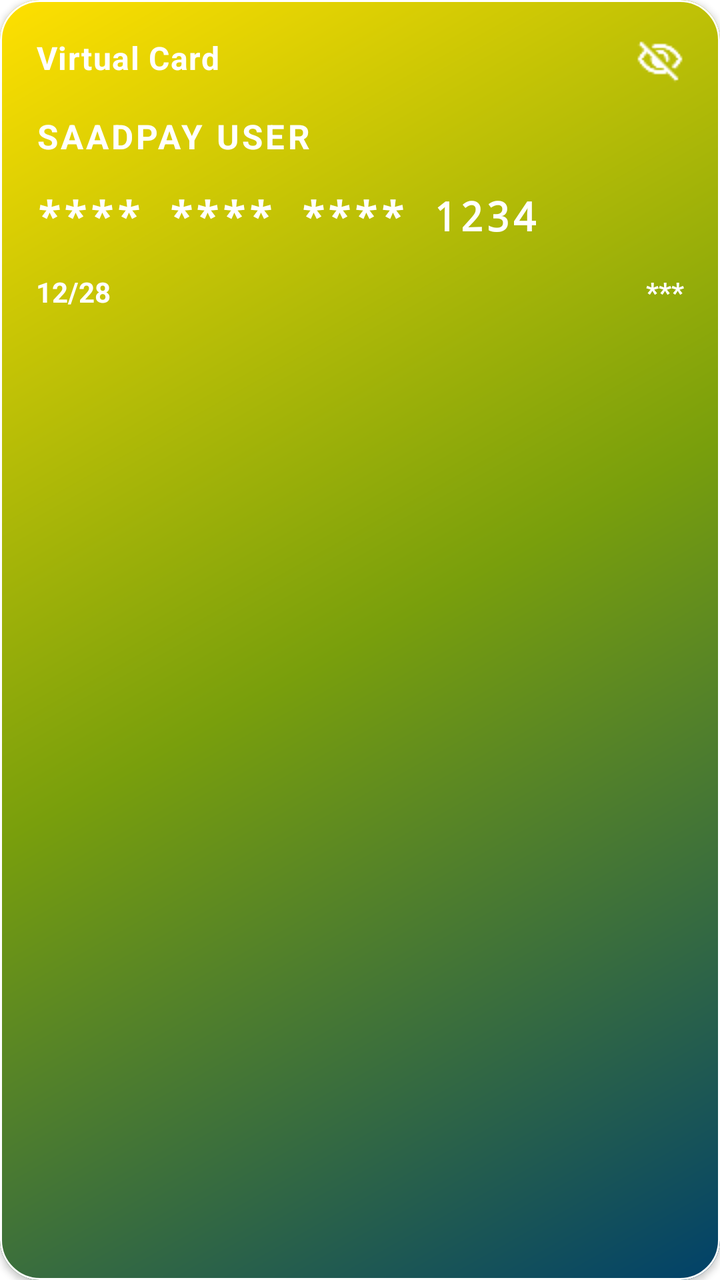
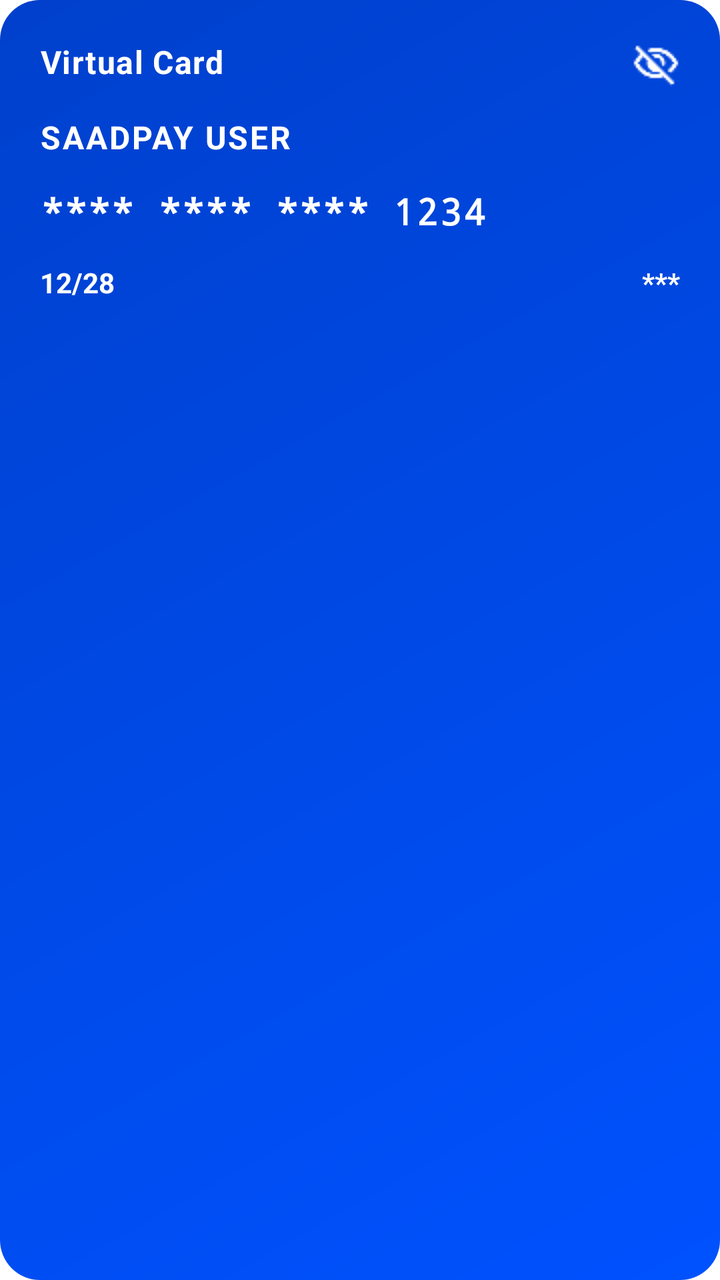

An Android layout rendered at two revisions. The XML below is the earlier revision; the diff shows what the commit changed to produce the second picture.
<!-- AndroidManifest.xml: application theme Theme.SaadPay -->
<!-- res/layout/item_card.xml -->
<?xml version="1.0" encoding="utf-8"?>
<com.google.android.material.card.MaterialCardView
    xmlns:android="http://schemas.android.com/apk/res/android"
    xmlns:app="http://schemas.android.com/apk/res-auto"
    android:layout_width="match_parent"
    android:layout_height="match_parent"
    android:layout_marginHorizontal="12dp"
    app:cardCornerRadius="20dp"
    app:cardElevation="2dp"
    app:strokeColor="@color/white"
    app:strokeWidth="1dp"
    app:shapeAppearanceOverlay="@style/ShapeAppearance.SaadPay.Card">

        <RelativeLayout
            android:layout_width="match_parent"
            android:layout_height="match_parent"
            android:background="@drawable/bg_card_gradient"
            android:padding="18dp">

                <TextView
                    android:id="@+id/cardType"
                    android:layout_width="wrap_content"
                    android:layout_height="wrap_content"
                    android:text="Virtual Card"
                    android:textColor="@android:color/white"
                    android:textStyle="bold"
                    android:textSize="16sp"
                    android:letterSpacing="0.03" />

                <ImageView
                    android:id="@+id/eyeIcon"
                    android:layout_width="24dp"
                    android:layout_height="24dp"
                    android:layout_alignParentEnd="true"
                    android:src="@drawable/ic_eye_closed"
                    app:tint="@android:color/white" />

                <TextView
                    android:id="@+id/cardUserName"
                    android:layout_width="wrap_content"
                    android:layout_height="wrap_content"
                    android:layout_below="@id/cardType"
                    android:layout_marginTop="17dp"
                    android:text="SAADPAY USER"
                    android:textSize="17sp"
                    android:textStyle="bold"
                    android:textColor="@android:color/white"
                    android:letterSpacing="0.08" />

                <TextView
                    android:id="@+id/cardNumber"
                    android:layout_width="0dp"
                    android:layout_height="wrap_content"
                    android:layout_below="@id/cardUserName"
                    android:layout_marginTop="15dp"
                    android:layout_alignParentStart="true"
                    android:layout_alignParentEnd="true"
                    android:maxLines="1"
                    android:ellipsize="end"
                    android:textSize="20sp"
                    android:textColor="@android:color/white"
                    android:textStyle="bold"
                    android:typeface="monospace"
                    android:letterSpacing="0.06"
                    android:text="**** **** **** 1234" />

                <TextView
                    android:id="@+id/cardExpiry"
                    android:layout_width="wrap_content"
                    android:layout_height="wrap_content"
                    android:layout_below="@id/cardNumber"
                    android:layout_alignParentStart="true"
                    android:layout_marginTop="15dp"
                    android:text="12/28"
                    android:textColor="@android:color/white"
                    android:textStyle="bold"
                    android:textSize="14sp" />

                <TextView
                    android:id="@+id/cardCvv"
                    android:layout_width="wrap_content"
                    android:layout_height="wrap_content"
                    android:layout_alignTop="@id/cardExpiry"
                    android:layout_alignParentEnd="true"
                    android:text="***"
                    android:textColor="@android:color/white"
                    android:textStyle="bold"
                    android:textSize="14sp" />

        </RelativeLayout>
</com.google.android.material.card.MaterialCardView>
<!-- resources referenced by this layout -->
<resources>
  <color name="white">#FFFFFF</color>
  <!-- drawable bg_card_gradient (drawable) -->
  <?xml version="1.0" encoding="utf-8"?>
  <shape xmlns:android="http://schemas.android.com/apk/res/android" android:shape="rectangle">
      <gradient
          android:startColor="#00416A"
          android:centerColor="#799F0C"
          android:endColor="#FFE000"
          android:angle="135"
          android:type="linear" />
  </shape>
  <!-- drawable ic_eye_closed: png bitmap (drawable, 756 bytes) -->
  <style name="ShapeAppearance.SaadPay.Card" parent="ShapeAppearance.Material3.MediumComponent">
          <item name="cornerFamily">rounded</item>
          <item name="cornerSize">20dp</item>
      </style>
  <style name="Theme.SaadPay" parent="Theme.Material3.DayNight.NoActionBar">
          <item name="colorPrimary">@color/primaryColor</item>
          <item name="colorPrimaryVariant">@color/primaryDarkColor</item>
          <item name="colorOnPrimary">#FFFFFF</item>
          <item name="android:statusBarColor" tools:targetApi="l">@color/primaryDarkColor</item>
          <item name="colorSecondary">@color/accentColor</item>
          <item name="colorOnSecondary">#FFFFFF</item>
          <item name="android:colorBackground">#FFFFFF</item>
          <item name="colorSurface">#FFFFFF</item>
      </style>
  <color name="primaryColor">#0052FF</color>
  <color name="primaryDarkColor">#0040CC</color>
  <color name="accentColor">#0052FF</color>
</resources>

<!-- the commit's change to res/layout/item_card.xml (unified diff, before → after) -->
@@ -4,88 +4,86 @@
     xmlns:app="http://schemas.android.com/apk/res-auto"
     android:layout_width="match_parent"
     android:layout_height="match_parent"
-    android:layout_marginHorizontal="12dp"
+    android:layout_marginHorizontal="4dp"
     app:cardCornerRadius="20dp"
-    app:cardElevation="2dp"
-    app:strokeColor="@color/white"
-    app:strokeWidth="1dp"
-    app:shapeAppearanceOverlay="@style/ShapeAppearance.SaadPay.Card">
+    app:cardElevation="0dp"
+    app:strokeWidth="0dp">
 
-        <RelativeLayout
-            android:layout_width="match_parent"
-            android:layout_height="match_parent"
-            android:background="@drawable/bg_card_gradient"
-            android:padding="18dp">
+    <RelativeLayout
+        android:layout_width="match_parent"
+        android:layout_height="match_parent"
+        android:background="@drawable/bg_card_gradient"
+        android:padding="20dp">
 
-                <TextView
-                    android:id="@+id/cardType"
-                    android:layout_width="wrap_content"
-                    android:layout_height="wrap_content"
-                    android:text="Virtual Card"
-                    android:textColor="@android:color/white"
-                    android:textStyle="bold"
-                    android:textSize="16sp"
-                    android:letterSpacing="0.03" />
+        <TextView
+            android:id="@+id/cardType"
+            android:layout_width="wrap_content"
+            android:layout_height="wrap_content"
+            android:text="Virtual Card"
+            android:textColor="@color/white"
+            android:textStyle="bold"
+            android:textSize="16sp"
+            android:letterSpacing="0.03" />
 
-                <ImageView
-                    android:id="@+id/eyeIcon"
-                    android:layout_width="24dp"
-                    android:layout_height="24dp"
-                    android:layout_alignParentEnd="true"
-                    android:src="@drawable/ic_eye_closed"
-                    app:tint="@android:color/white" />
+        <ImageView
+            android:id="@+id/eyeIcon"
+            android:layout_width="24dp"
+            android:layout_height="24dp"
+            android:layout_alignParentEnd="true"
+            android:src="@drawable/ic_eye_closed"
+            app:tint="@color/white" />
 
-                <TextView
-                    android:id="@+id/cardUserName"
-                    android:layout_width="wrap_content"
-                    android:layout_height="wrap_content"
-                    android:layout_below="@id/cardType"
-                    android:layout_marginTop="17dp"
-                    android:text="SAADPAY USER"
-                    android:textSize="17sp"
-                    android:textStyle="bold"
-                    android:textColor="@android:color/white"
-                    android:letterSpacing="0.08" />
+        <TextView
+            android:id="@+id/cardUserName"
+            android:layout_width="wrap_content"
+            android:layout_height="wrap_content"
+            android:layout_below="@id/cardType"
+            android:layout_marginTop="16dp"
+            android:text="SAADPAY USER"
+            android:textSize="16sp"
+            android:textStyle="bold"
+            android:textColor="@color/white"
+            android:letterSpacing="0.06" />
 
-                <TextView
-                    android:id="@+id/cardNumber"
-                    android:layout_width="0dp"
-                    android:layout_height="wrap_content"
-                    android:layout_below="@id/cardUserName"
-                    android:layout_marginTop="15dp"
-                    android:layout_alignParentStart="true"
-                    android:layout_alignParentEnd="true"
-                    android:maxLines="1"
-                    android:ellipsize="end"
-                    android:textSize="20sp"
-                    android:textColor="@android:color/white"
-                    android:textStyle="bold"
-                    android:typeface="monospace"
-                    android:letterSpacing="0.06"
-                    android:text="**** **** **** 1234" />
+        <TextView
+            android:id="@+id/cardNumber"
+            android:layout_width="0dp"
+            android:layout_height="wrap_content"
+            android:layout_below="@id/cardUserName"
+            android:layout_marginTop="14dp"
+            android:layout_alignParentStart="true"
+            android:layout_alignParentEnd="true"
+            android:maxLines="1"
+            android:ellipsize="end"
+            android:textSize="18sp"
+            android:textColor="@color/white"
+            android:textStyle="bold"
+            android:typeface="monospace"
+            android:letterSpacing="0.06"
+            android:text="**** **** **** 1234" />
 
-                <TextView
-                    android:id="@+id/cardExpiry"
-                    android:layout_width="wrap_content"
-                    android:layout_height="wrap_content"
-                    android:layout_below="@id/cardNumber"
-                    android:layout_alignParentStart="true"
-                    android:layout_marginTop="15dp"
-                    android:text="12/28"
-                    android:textColor="@android:color/white"
-                    android:textStyle="bold"
-                    android:textSize="14sp" />
+        <TextView
+            android:id="@+id/cardExpiry"
+            android:layout_width="wrap_content"
+            android:layout_height="wrap_content"
+            android:layout_below="@id/cardNumber"
+            android:layout_alignParentStart="true"
+            android:layout_marginTop="14dp"
+            android:text="12/28"
+            android:textColor="@color/white"
+            android:textStyle="bold"
+            android:textSize="14sp" />
 
-                <TextView
-                    android:id="@+id/cardCvv"
-                    android:layout_width="wrap_content"
-                    android:layout_height="wrap_content"
-                    android:layout_alignTop="@id/cardExpiry"
-                    android:layout_alignParentEnd="true"
-                    android:text="***"
-                    android:textColor="@android:color/white"
-                    android:textStyle="bold"
-                    android:textSize="14sp" />
+        <TextView
+            android:id="@+id/cardCvv"
+            android:layout_width="wrap_content"
+            android:layout_height="wrap_content"
+            android:layout_alignTop="@id/cardExpiry"
+            android:layout_alignParentEnd="true"
+            android:text="***"
+            android:textColor="@color/white"
+            android:textStyle="bold"
+            android:textSize="14sp" />
 
-        </RelativeLayout>
+    </RelativeLayout>
 </com.google.android.material.card.MaterialCardView>
<!-- resource entries referenced after the edit -->
@@ -3,19 +3,15 @@
   <color name="white">#FFFFFF</color>
   <!-- drawable bg_card_gradient (drawable) -->
   <?xml version="1.0" encoding="utf-8"?>
-  <shape xmlns:android="http://schemas.android.com/apk/res/android" android:shape="rectangle">
+  <shape xmlns:android="http://schemas.android.com/apk/res/android"
+      android:shape="rectangle">
       <gradient
-          android:startColor="#00416A"
-          android:centerColor="#799F0C"
-          android:endColor="#FFE000"
           android:angle="135"
+          android:startColor="@color/primary"
+          android:endColor="@color/primary_dark"
           android:type="linear" />
   </shape>
   <!-- drawable ic_eye_closed: png bitmap (drawable, 756 bytes) -->
-  <style name="ShapeAppearance.SaadPay.Card" parent="ShapeAppearance.Material3.MediumComponent">
-          <item name="cornerFamily">rounded</item>
-          <item name="cornerSize">20dp</item>
-      </style>
   <style name="Theme.SaadPay" parent="Theme.Material3.DayNight.NoActionBar">
           <item name="colorPrimary">@color/primaryColor</item>
           <item name="colorPrimaryVariant">@color/primaryDarkColor</item>
@@ -26,6 +22,8 @@
           <item name="android:colorBackground">#FFFFFF</item>
           <item name="colorSurface">#FFFFFF</item>
       </style>
+  <color name="primary">#0052FF</color>
+  <color name="primary_dark">#0040CC</color>
   <color name="primaryColor">#0052FF</color>
   <color name="primaryDarkColor">#0040CC</color>
   <color name="accentColor">#0052FF</color>
